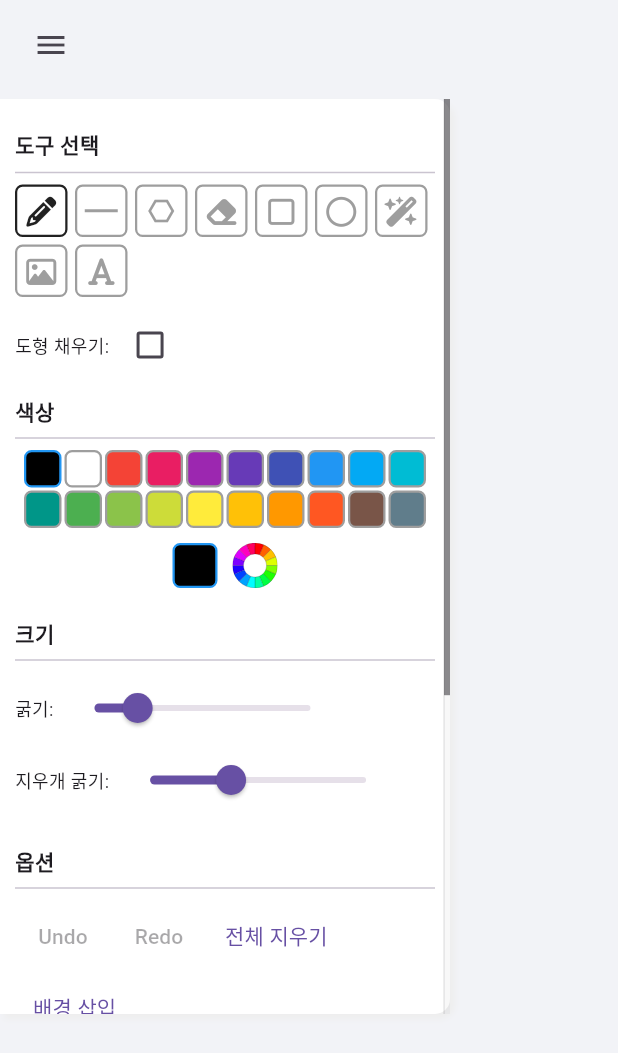
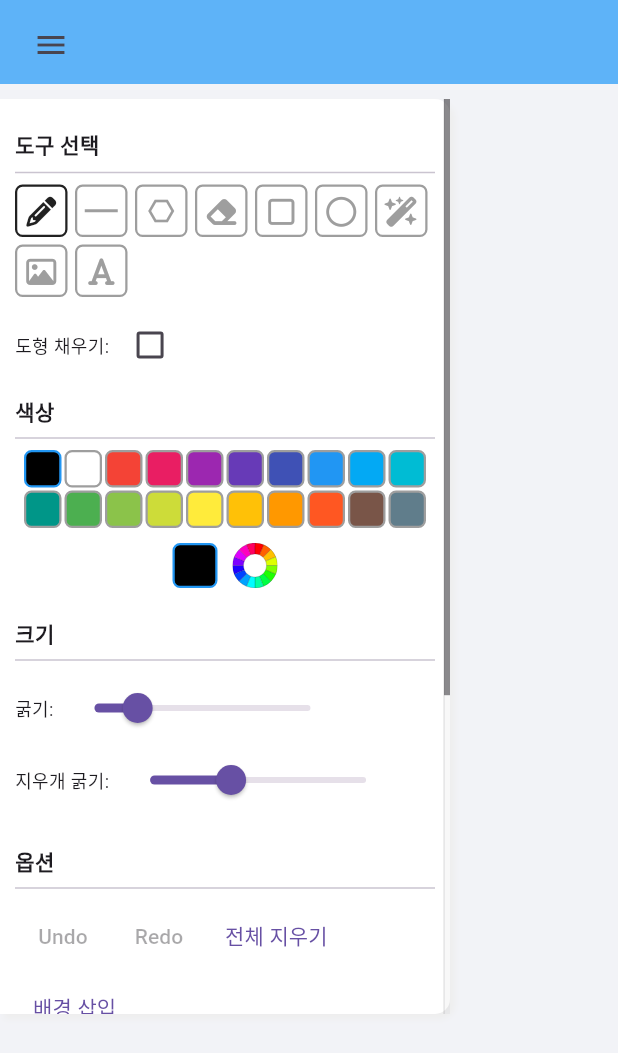
Before and after one commit to TUK-CE-capstone-2024-alwrite/front, a Flutter app: the DrawingPage screen opened directly with empty values, on a phone screen of 412 x 824 dp. Shown: the top 1053 px of the screen. Run offline on Flutter 3.47's test engine with Material 3 defaults, Android fonts, the phone set to English and light mode, and no system bars; our stand-ins replace file_picker, flutter_colorpicker, flutter_hooks, flutter_svg, font_awesome_flutter, get and 3 more; missing offline and left inert: universal_html; accounts and stored records are empty.

Commit message:
캔버스 제목에 침범하지 않도록 수정

```diff
--- a/lib/View/drawingPage.dart
+++ b/lib/View/drawingPage.dart
@@ -77,7 +77,10 @@ class DrawingPage extends HookWidget {
     return Scaffold(
       body: Stack(
         children: [
-          Listener(
+          Container(
+            margin:
+                EdgeInsets.only(top: kToolbarHeight), // AppBar 높이만큼 상단 여백 추가
+            child: Listener(
               onPointerDown: (PointerDownEvent event) {
                 // 스타일러스 펜 입력 감지
                 if (event.kind == PointerDeviceKind.touch) {
@@ -111,7 +114,9 @@ class DrawingPage extends HookWidget {
                     textOffsetNotifier: textOffsetNotifier,
                   ),
                 ),
-              )),
+              ),
+            ),
+          ),
           Positioned(
             top: kToolbarHeight + 10,
             // left: -5,
@@ -153,7 +158,9 @@ class _CustomAppBar extends StatelessWidget {
 
   @override
   Widget build(BuildContext context) {
-    return SizedBox(
+    return Container(
+      // 색상 변경을 위해 container로 수정
+      color: Color.fromARGB(255, 94, 179, 248),
       height: kToolbarHeight,
       width: double.maxFinite,
       child: Padding(
@@ -174,9 +181,9 @@ class _CustomAppBar extends StatelessWidget {
             Text(
               title,
               style: TextStyle(
-                fontWeight: FontWeight.w600,
-                fontSize: 25,
-              ),
+                  fontWeight: FontWeight.w400,
+                  fontSize: 29,
+                  color: Colors.white),
             ),
             const SizedBox.shrink(),
           ],
```
